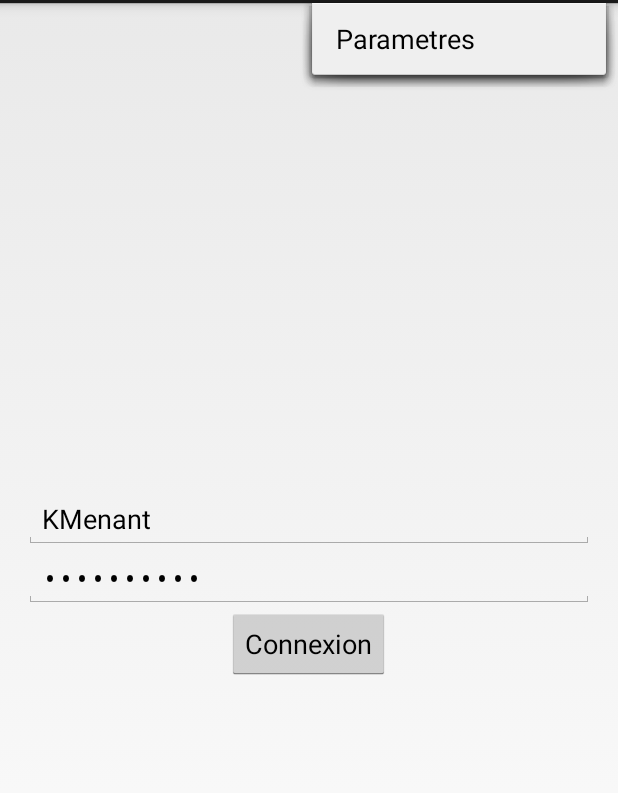
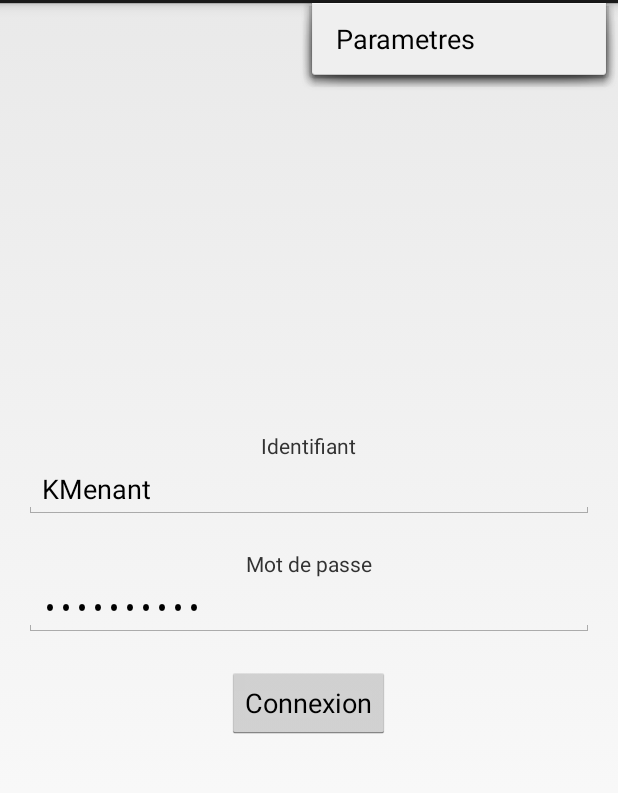
Before and after one commit to NiDaSilva/PPE4-STARS-UP, an Android app: the screen it shows after launch (Connexion_Activity), with the options menu open, on a phone screen of 412 x 824 dp, the part 69-862 px from its top. Run offline under Robolectric (Android 15) with nearby library versions, the phone set to English and light mode, and no system bars.

Commit message:
Traduction en Anglais et suppression de Activity_Visite

```diff
--- a/Android/StarsUp/app/src/main/AndroidManifest.xml
+++ b/Android/StarsUp/app/src/main/AndroidManifest.xml
@@ -39,10 +39,6 @@
             android:label="@string/titre_activity_planning" >
 
         </activity>
-        <activity
-            android:name=".Visite_Activity"
-            android:label="@string/titre_activity_visite" >
-        </activity>
     </application>
 
 </manifest>
--- a/Android/StarsUp/app/src/main/java/com/example/ppe/starsup/Hebergement_Activity.java
+++ b/Android/StarsUp/app/src/main/java/com/example/ppe/starsup/Hebergement_Activity.java
@@ -127,7 +127,7 @@ public class Hebergement_Activity extends Activity {
         protected void onPreExecute() {
             super.onPreExecute();
             pDialog = new ProgressDialog(Hebergement_Activity.this);
-            pDialog.setMessage("Update en cours. Attendez ...");
+            pDialog.setMessage(getString(R.string.chargement_update));
             pDialog.setIndeterminate(false);
             pDialog.setCancelable(false);
             pDialog.show();
--- a/Android/StarsUp/app/src/main/java/com/example/ppe/starsup/Planning_Activity.java
+++ b/Android/StarsUp/app/src/main/java/com/example/ppe/starsup/Planning_Activity.java
@@ -160,7 +160,7 @@ public class Planning_Activity extends Activity {
         protected void onPreExecute() {
             super.onPreExecute();
             pDialog = new ProgressDialog(Planning_Activity.this);
-            pDialog.setMessage("Chargement des visites. Attendez ...");
+            pDialog.setMessage(getString(R.string.chargement_visites));
             pDialog.setIndeterminate(false);
             pDialog.setCancelable(false);
             pDialog.show();
--- a/Android/StarsUp/app/src/main/res/layout/activity_connexion.xml
+++ b/Android/StarsUp/app/src/main/res/layout/activity_connexion.xml
@@ -15,15 +15,30 @@
         android:layout_alignParentStart="true"
         android:gravity="center_vertical">
 
+        <TextView
+            android:layout_width="wrap_content"
+            android:layout_height="wrap_content"
+            android:text="@string/login"
+            android:id="@+id/lb_login"
+            android:layout_gravity="center_horizontal" />
+
         <EditText
             android:layout_width="match_parent"
             android:layout_height="wrap_content"
-            android:inputType="textEmailAddress"
             android:ems="10"
             android:id="@+id/txt_Login"
             android:layout_gravity="center_horizontal"
-            android:hint="Login"
-            android:text="KMenant" />
+            android:hint="@string/login"
+            android:text="KMenant"
+            android:layout_marginBottom="20dp"
+            android:inputType="textPersonName" />
+
+        <TextView
+            android:layout_width="wrap_content"
+            android:layout_height="wrap_content"
+            android:text="@string/password"
+            android:id="@+id/lb_mdp"
+            android:layout_gravity="center_horizontal" />
 
         <EditText
             android:layout_width="match_parent"
@@ -32,8 +47,9 @@
             android:ems="10"
             android:id="@+id/txt_MDP"
             android:layout_gravity="center_horizontal"
-            android:hint="@string/mdp"
-            android:text="azerty1234" />
+            android:hint="@string/password"
+            android:text="azerty1234"
+            android:layout_marginBottom="20dp" />
 
         <Button
             android:layout_width="wrap_content"
--- a/Android/StarsUp/app/src/main/res/values/strings.xml
+++ b/Android/StarsUp/app/src/main/res/values/strings.xml
@@ -2,14 +2,18 @@
     <string name="app_name">StarsUp</string>
 
     <!-- Strings de Connexion -->
+    <string name="titre_activity_connexion">Connexion</string>
     <string name="champ_requis">Ce champ est requis</string>
-    <string name="email_erreur">L\'email est incorrect</string>
-    <string name="mdp">Mot de passe</string>
-    <string name="mdp_erreur">Le mot de passe est incorrect</string>
+    <string name="login">Identifiant</string>
+    <string name="password">Mot de passe</string>
+    <string name="login_erreur">L\'identifiant est incorrect</string>
+    <string name="password_erreur">Le mot de passe est incorrect</string>
     <string name="connexion">Connexion</string>
     <string name="action_settings">Parametres</string>
+    <string name="chargement_connexion">Connexion en cours. Attendez ...</string>
 
     <string name="titre_activity_planning">Planning</string>
+    <string name="chargement_visites">Chargement des visites. Attendez ...</string>
 
     <!-- Strings de Hebergement -->
     <string name="titre_activity_hebergement">Hébergement</string>
@@ -18,10 +22,8 @@
     <string name="horaires">Horaires</string>
     <string name="adresse">Adresse</string>
     <string name="note">Note</string>
-    <string name="rediger">Rédiger</string>
-
-    <!-- Strings de Visite -->
-    <string name="titre_activity_visite">Compte Rendu</string>
     <string name="commentaire">Commentaire</string>
     <string name="envoyer">Envoyer</string>
+    <string name="chargement_update">Update en cours. Attendez ...</string>
+
 </resources>
```
Also changed, not shown: Android/StarsUp/app/src/main/java/com/example/ppe/starsup/Connexion_Activity.java (+1 -7 lines), Android/StarsUp/app/src/main/java/com/example/ppe/starsup/Visite_Activity.java (deleted, +0 -92 lines), Android/StarsUp/app/src/main/res/layout/activity_visite.xml (deleted, +0 -54 lines), 1 other file.
